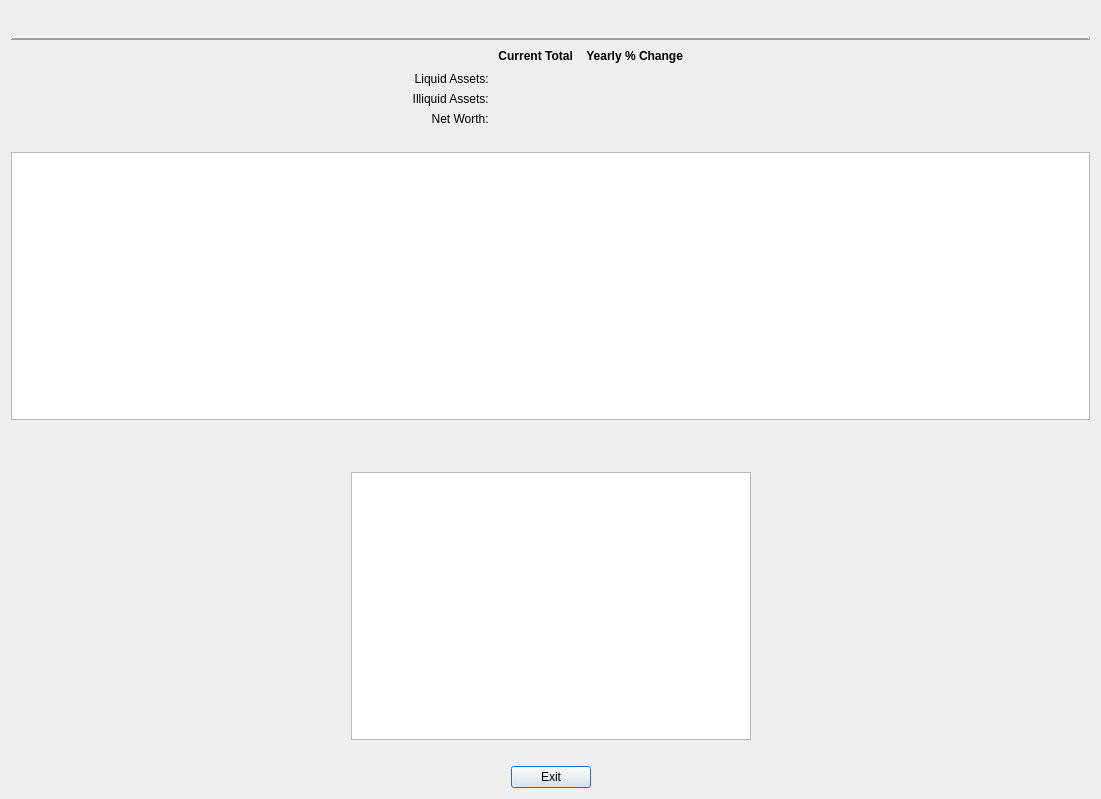
Before: the Qt Designer form CashFlowManager/assetsummarydialog.ui in epw7856/CashFlowManager, drawn with Qt 5.
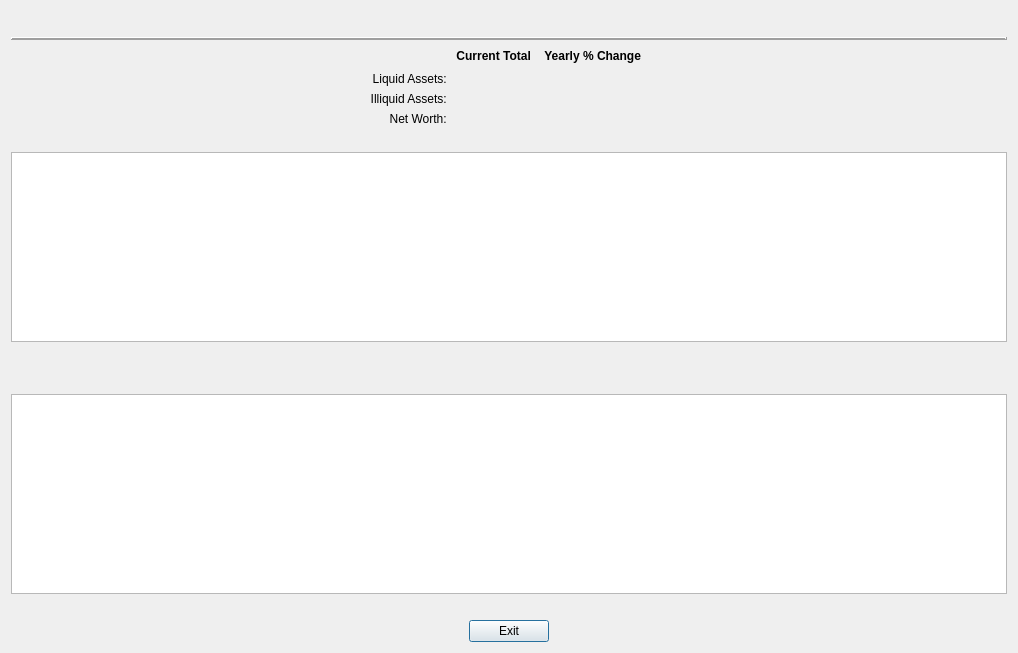
After: the same form once the commit is applied. Custom widgets are drawn as their Qt base class.

The edit to the form file:
```diff
--- a/CashFlowManager/assetsummarydialog.ui
+++ b/CashFlowManager/assetsummarydialog.ui
@@ -9,8 +9,8 @@
    <rect>
     <x>0</x>
     <y>0</y>
-    <width>1101</width>
-    <height>799</height>
+    <width>1018</width>
+    <height>653</height>
    </rect>
   </property>
   <property name="windowTitle">
@@ -345,18 +345,7 @@
    <item>
     <layout class="QHBoxLayout" name="horizontalLayout_4">
      <item>
-      <spacer name="horizontalSpacer_11">
-       <property name="orientation">
-        <enum>Qt::Horizontal</enum>
-       </property>
-       <property name="sizeHint" stdset="0">
-        <size>
-         <width>40</width>
-         <height>20</height>
-        </size>
-       </property>
-      </spacer>
-     </item>
+      <layout class="QVBoxLayout" name="verticalLayout_2">
      <item>
       <widget class="QChartView" name="graphicsViewNetWorth">
        <property name="minimumSize">
@@ -367,18 +356,7 @@
        </property>
       </widget>
      </item>
-     <item>
-      <spacer name="horizontalSpacer_10">
-       <property name="orientation">
-        <enum>Qt::Horizontal</enum>
-       </property>
-       <property name="sizeHint" stdset="0">
-        <size>
-         <width>40</width>
-         <height>20</height>
-        </size>
-       </property>
-      </spacer>
+      </layout>
      </item>
     </layout>
    </item>
```
Lines whose indentation alone changed are shown as unchanged.
